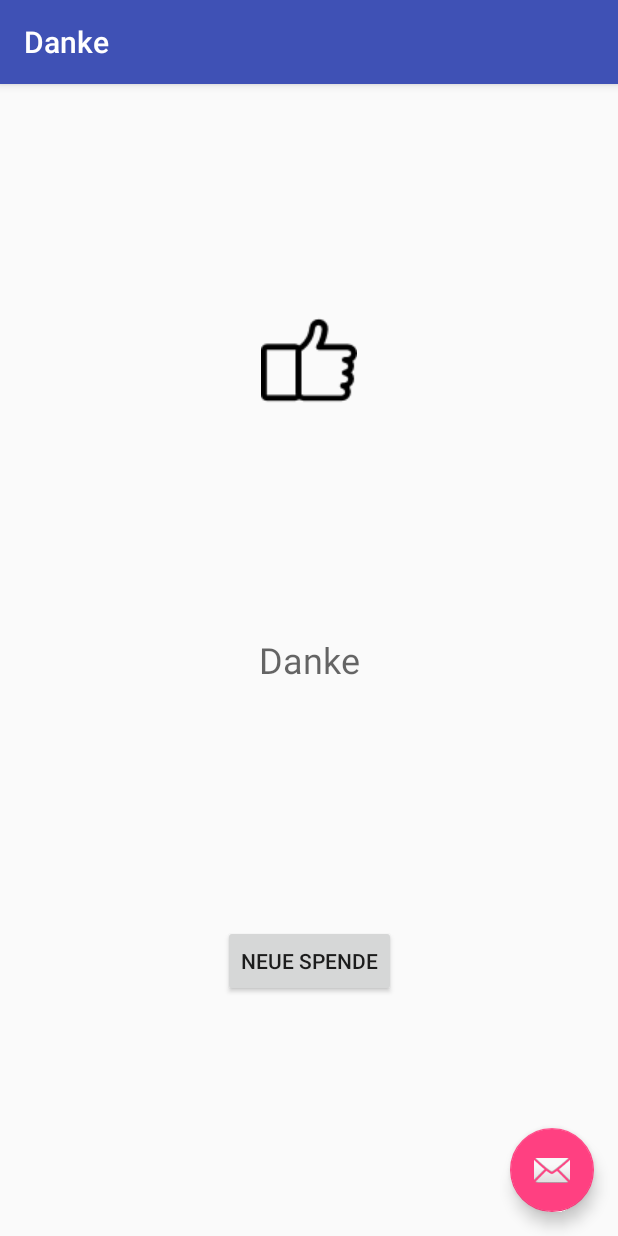
After one commit to jfluri/Stutz, an Android app: the Danke screen opened directly, with no data from a screen before it, on a phone screen of 412 x 824 dp. The commit adds this screen. Run offline under Robolectric (Android 15) with nearby library versions, the phone set to English and light mode, and no system bars.

Commit message:
- back to main

```diff
--- a/app/src/main/AndroidManifest.xml
+++ b/app/src/main/AndroidManifest.xml
@@ -18,18 +18,30 @@
 
                 <category android:name="android.intent.category.LAUNCHER" />
             </intent-filter>
+            <intent-filter>
+                <action android:name="stutz.mobi.ch.stutz.MAIN" />
+                <category android:name="android.intent.category.DEFAULT" />
+            </intent-filter>
         </activity>
         <activity
             android:name=".SelectSpende"
             android:label="@string/title_activity_select_spende"
             android:theme="@style/AppTheme.NoActionBar">
-
             <intent-filter>
                 <action android:name="stutz.mobi.ch.stutz.select_spende" />
+
                 <category android:name="android.intent.category.DEFAULT" />
             </intent-filter>
         </activity>
-
+        <activity
+            android:name=".Danke"
+            android:label="@string/title_activity_danke"
+            android:theme="@style/AppTheme.NoActionBar">
+            <intent-filter>
+                <action android:name="stutz.mobi.ch.stutz.DANKE" />
+                <category android:name="android.intent.category.DEFAULT" />
+            </intent-filter>
+        </activity>
     </application>
 
 </manifest>
--- /dev/null
+++ b/app/src/main/java/stutz/mobi/ch/stutz/Danke.kt
@@ -0,0 +1,32 @@
+package stutz.mobi.ch.stutz
+
+import android.content.Intent
+import android.os.Bundle
+import android.support.design.widget.Snackbar
+import android.support.v7.app.AppCompatActivity
+
+import kotlinx.android.synthetic.main.activity_danke.*
+import kotlinx.android.synthetic.main.content_danke.*
+
+class Danke : AppCompatActivity() {
+
+    override fun onCreate(savedInstanceState: Bundle?) {
+        super.onCreate(savedInstanceState)
+        setContentView(R.layout.activity_danke)
+        setSupportActionBar(toolbar)
+
+        fab.setOnClickListener { view ->
+            Snackbar.make(view, "Replace with your own action", Snackbar.LENGTH_LONG)
+                    .setAction("Action", null).show()
+        }
+
+        neue_spende.setOnClickListener( {
+            startActivity(Intent("stutz.mobi.ch.stutz.MAIN"))
+        })
+    }
+
+    override fun onBackPressed() {
+        startActivity(Intent("stutz.mobi.ch.stutz.MAIN"))
+    }
+
+}
--- a/app/src/main/java/stutz/mobi/ch/stutz/SelectSpende.kt
+++ b/app/src/main/java/stutz/mobi/ch/stutz/SelectSpende.kt
@@ -1,11 +1,13 @@
 package stutz.mobi.ch.stutz
 
+import android.content.Intent
 import android.os.Bundle
 import android.support.design.widget.Snackbar
 import android.support.v7.app.AppCompatActivity
 
 import kotlinx.android.synthetic.main.activity_select_spende.*
 import kotlinx.android.synthetic.main.content_select_spende.*
+import kotlinx.android.synthetic.main.content_select_spende.view.*
 import java.util.*
 
 class SelectSpende : AppCompatActivity() {
@@ -21,6 +23,12 @@ class SelectSpende : AppCompatActivity() {
         }
         val person = PersonRepo().get(UUID.fromString(this.intent.getStringExtra("stutz.mobi.ch.stutz.EXTRA_PERSON_ID")))
         name.text = person.name
+        location.text = person.region
+
+        sleeper.setOnClickListener({
+            startActivity(Intent("stutz.mobi.ch.stutz.DANKE"))
+            //TODO Backend abbuchung
+        })
 
     }
 
--- /dev/null
+++ b/app/src/main/res/layout/activity_danke.xml
@@ -0,0 +1,33 @@
+<?xml version="1.0" encoding="utf-8"?>
+<android.support.design.widget.CoordinatorLayout xmlns:android="http://schemas.android.com/apk/res/android"
+    xmlns:app="http://schemas.android.com/apk/res-auto"
+    xmlns:tools="http://schemas.android.com/tools"
+    android:layout_width="match_parent"
+    android:layout_height="match_parent"
+    tools:context=".Danke">
+
+    <android.support.design.widget.AppBarLayout
+        android:layout_width="match_parent"
+        android:layout_height="wrap_content"
+        android:theme="@style/AppTheme.AppBarOverlay">
+
+        <android.support.v7.widget.Toolbar
+            android:id="@+id/toolbar"
+            android:layout_width="match_parent"
+            android:layout_height="?attr/actionBarSize"
+            android:background="?attr/colorPrimary"
+            app:popupTheme="@style/AppTheme.PopupOverlay" />
+
+    </android.support.design.widget.AppBarLayout>
+
+    <include layout="@layout/content_danke" />
+
+    <android.support.design.widget.FloatingActionButton
+        android:id="@+id/fab"
+        android:layout_width="wrap_content"
+        android:layout_height="wrap_content"
+        android:layout_gravity="bottom|end"
+        android:layout_margin="@dimen/fab_margin"
+        app:srcCompat="@android:drawable/ic_dialog_email" />
+
+</android.support.design.widget.CoordinatorLayout>
--- /dev/null
+++ b/app/src/main/res/layout/content_danke.xml
@@ -0,0 +1,55 @@
+<?xml version="1.0" encoding="utf-8"?>
+<android.support.constraint.ConstraintLayout xmlns:android="http://schemas.android.com/apk/res/android"
+    xmlns:app="http://schemas.android.com/apk/res-auto"
+    xmlns:tools="http://schemas.android.com/tools"
+    android:layout_width="match_parent"
+    android:layout_height="match_parent"
+    app:layout_behavior="@string/appbar_scrolling_view_behavior"
+    tools:context=".Danke"
+    tools:showIn="@layout/activity_danke">
+
+    <TextView
+        android:id="@+id/textView"
+        android:layout_width="104dp"
+        android:layout_height="34dp"
+        android:layout_marginBottom="8dp"
+        android:layout_marginEnd="8dp"
+        android:layout_marginStart="8dp"
+        android:layout_marginTop="8dp"
+        android:text="Danke"
+        android:textAlignment="center"
+        android:textAppearance="@style/TextAppearance.AppCompat.Caption"
+        android:textSize="24sp"
+        app:layout_constraintBottom_toBottomOf="parent"
+        app:layout_constraintEnd_toEndOf="parent"
+        app:layout_constraintStart_toStartOf="parent"
+        app:layout_constraintTop_toTopOf="parent" />
+
+    <ImageView
+        android:id="@+id/imageView2"
+        android:layout_width="wrap_content"
+        android:layout_height="wrap_content"
+        android:layout_marginBottom="8dp"
+        android:layout_marginEnd="8dp"
+        android:layout_marginStart="8dp"
+        android:layout_marginTop="8dp"
+        app:layout_constraintBottom_toTopOf="@+id/textView"
+        app:layout_constraintEnd_toEndOf="parent"
+        app:layout_constraintStart_toStartOf="parent"
+        app:layout_constraintTop_toTopOf="parent"
+        app:srcCompat="@drawable/hand" />
+
+    <Button
+        android:id="@+id/neue_spende"
+        android:layout_width="wrap_content"
+        android:layout_height="wrap_content"
+        android:layout_marginBottom="8dp"
+        android:layout_marginEnd="8dp"
+        android:layout_marginStart="8dp"
+        android:layout_marginTop="8dp"
+        android:text="Neue Spende"
+        app:layout_constraintBottom_toBottomOf="parent"
+        app:layout_constraintEnd_toEndOf="parent"
+        app:layout_constraintStart_toStartOf="parent"
+        app:layout_constraintTop_toBottomOf="@+id/textView" />
+</android.support.constraint.ConstraintLayout>
--- a/app/src/main/res/layout/content_select_spende.xml
+++ b/app/src/main/res/layout/content_select_spende.xml
@@ -83,6 +83,18 @@
                 app:layout_constraintEnd_toEndOf="parent"
                 app:layout_constraintStart_toEndOf="@+id/imageView"
                 app:layout_constraintTop_toTopOf="parent" />
+
+            <TextView
+                android:id="@+id/location"
+                android:layout_width="wrap_content"
+                android:layout_height="wrap_content"
+                android:layout_marginEnd="8dp"
+                android:layout_marginStart="8dp"
+                android:layout_marginTop="8dp"
+                android:text="TextView"
+                app:layout_constraintEnd_toEndOf="parent"
+                app:layout_constraintStart_toEndOf="@+id/imageView"
+                app:layout_constraintTop_toBottomOf="@+id/name" />
         </android.support.constraint.ConstraintLayout>
     </android.support.v7.widget.CardView>
 </android.support.constraint.ConstraintLayout>
--- a/app/src/main/res/values/strings.xml
+++ b/app/src/main/res/values/strings.xml
@@ -3,4 +3,5 @@
     <string name="action_settings">Settings</string>
     <string name="title_activity_person_suchen">Stutz</string>
     <string name="title_activity_select_spende">SelectSpende</string>
+    <string name="title_activity_danke">Danke</string>
 </resources>
```
Also changed, not shown: app/build.gradle (line endings or trailing spaces), app/src/main/res/drawable/hand.png (added).
